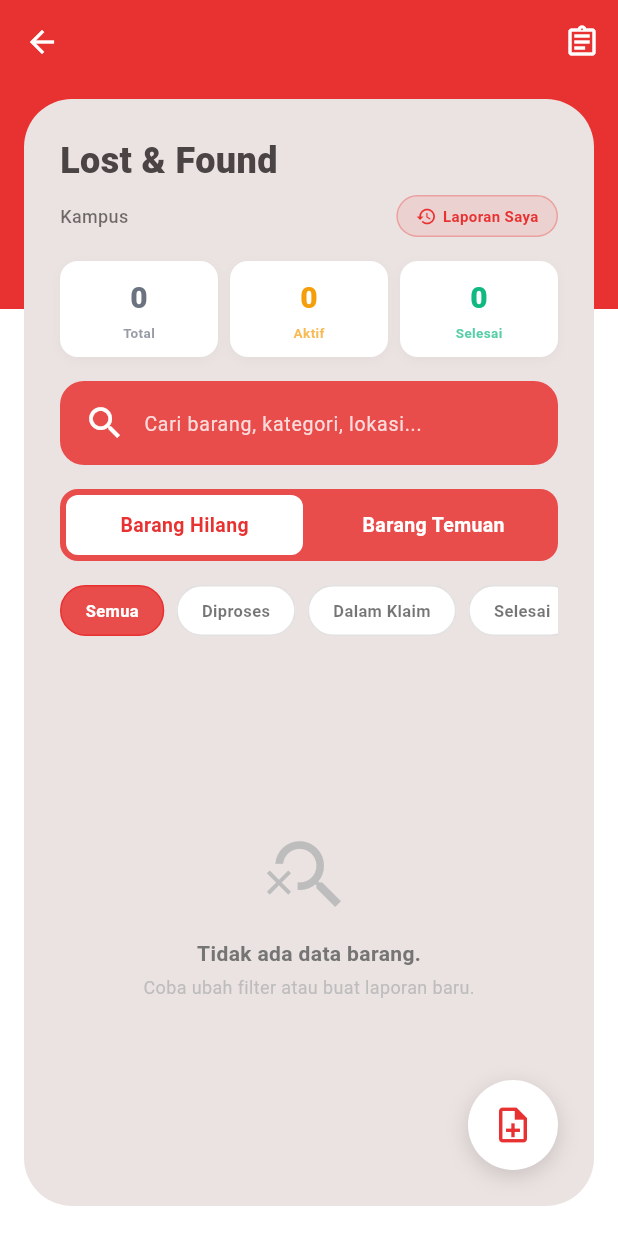
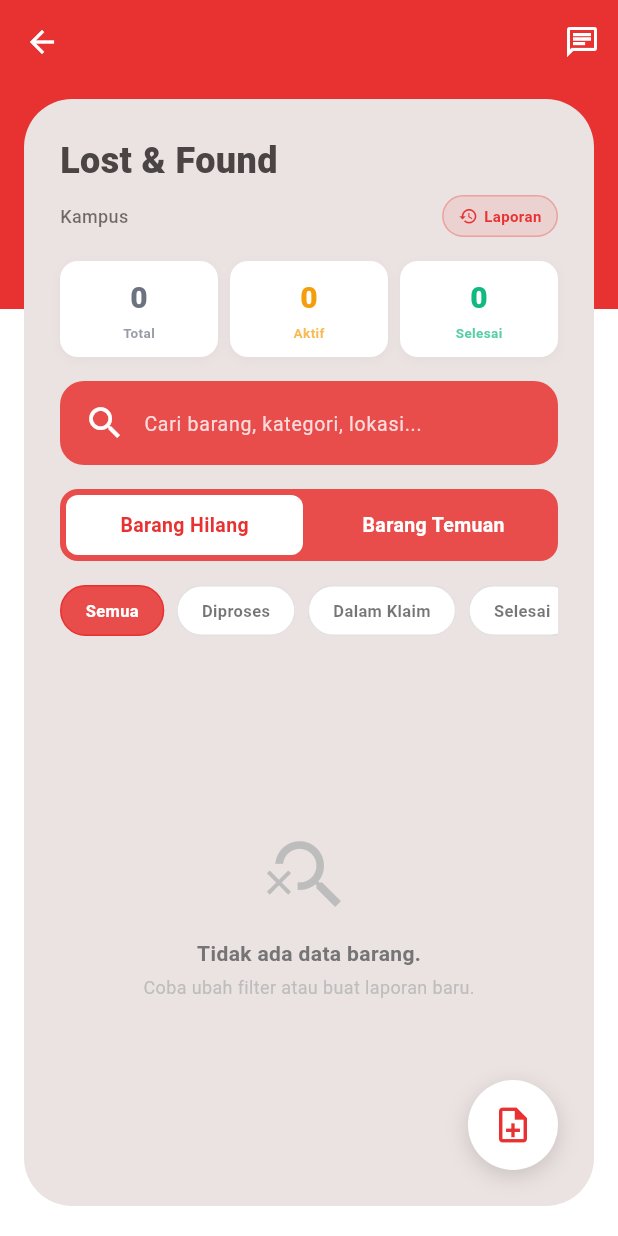
Before and after one commit to SulthanAndyno/lostnfound, a Flutter app: the LostAndFoundMainScreen screen opened directly with empty values, on a phone screen of 412 x 824 dp. Run offline on Flutter 3.47's test engine with Material 3 defaults, Android fonts, the phone set to English and light mode, and no system bars; our stand-ins replace image_picker.

Commit message:
update; main screen

```diff
--- a/lib/features/lost_and_found/screens/lost_and_found_main_screen.dart
+++ b/lib/features/lost_and_found/screens/lost_and_found_main_screen.dart
@@ -2,6 +2,7 @@ import 'package:flutter/material.dart';
 import '../../../core/theme/app_colors.dart';
 import 'create_report_screen.dart';
 import 'my_reports_screen.dart';
+import 'chat_history_screen.dart';
 import '../models/lost_and_found_item.dart';
 import '../widgets/lost_and_found_item_card.dart';
 import '../services/lost_and_found_service.dart';
@@ -99,15 +100,15 @@ class _LostAndFoundMainScreenState extends State<LostAndFoundMainScreen> {
           onPressed: () => Navigator.pop(context),
         ),
         actions: [
-          // Tombol Laporan Saya
+          // Tombol Riwayat Chat
           IconButton(
-            icon: const Icon(Icons.assignment_outlined, color: Colors.white),
-            tooltip: 'Laporan Saya',
+            icon: const Icon(Icons.chat_outlined, color: Colors.white),
+            tooltip: 'Riwayat Chat',
             onPressed: () {
               Navigator.push(
                 context,
                 MaterialPageRoute(
-                  builder: (context) => const MyReportsScreen(),
+                  builder: (context) => const ChatHistoryScreen(),
                 ),
               );
             },
@@ -178,6 +179,7 @@ class _LostAndFoundMainScreenState extends State<LostAndFoundMainScreen> {
                                     overflow: TextOverflow.ellipsis,
                                   ),
                                 ),
+
                                 // Badge Laporan Saya
                                 GestureDetector(
                                   onTap: () {
@@ -191,31 +193,27 @@ class _LostAndFoundMainScreenState extends State<LostAndFoundMainScreen> {
                                   },
                                   child: Container(
                                     padding: const EdgeInsets.symmetric(
-                                      horizontal: 12,
+                                      horizontal: 10,
                                       vertical: 6,
                                     ),
                                     decoration: BoxDecoration(
-                                      color: AppColors.primaryRed.withOpacity(
-                                        0.1,
-                                      ),
+                                      color: AppColors.primaryRed.withValues(alpha: 0.1),
                                       borderRadius: BorderRadius.circular(20),
                                       border: Border.all(
-                                        color: AppColors.primaryRed.withOpacity(
-                                          0.3,
-                                        ),
+                                        color: AppColors.primaryRed.withValues(alpha: 0.3),
                                       ),
                                     ),
-                                    child: Row(
+                                    child: const Row(
                                       mainAxisSize: MainAxisSize.min,
-                                      children: const [
+                                      children: [
                                         Icon(
                                           Icons.history,
                                           color: AppColors.primaryRed,
-                                          size: 14,
+                                          size: 13,
                                         ),
                                         SizedBox(width: 4),
                                         Text(
-                                          'Laporan Saya',
+                                          'Laporan',
                                           style: TextStyle(
                                             color: AppColors.primaryRed,
                                             fontSize: 10,
@@ -471,7 +469,9 @@ class _LostAndFoundMainScreenState extends State<LostAndFoundMainScreen> {
                                 context,
                                 MaterialPageRoute(
                                   builder: (context) =>
-                                      const CreateReportScreen(),
+                                      CreateReportScreen(
+                                        initialIsLostReport: isBarangHilang,
+                                      ),
                                 ),
                               );
                           if (newReportMap != null) {
```
